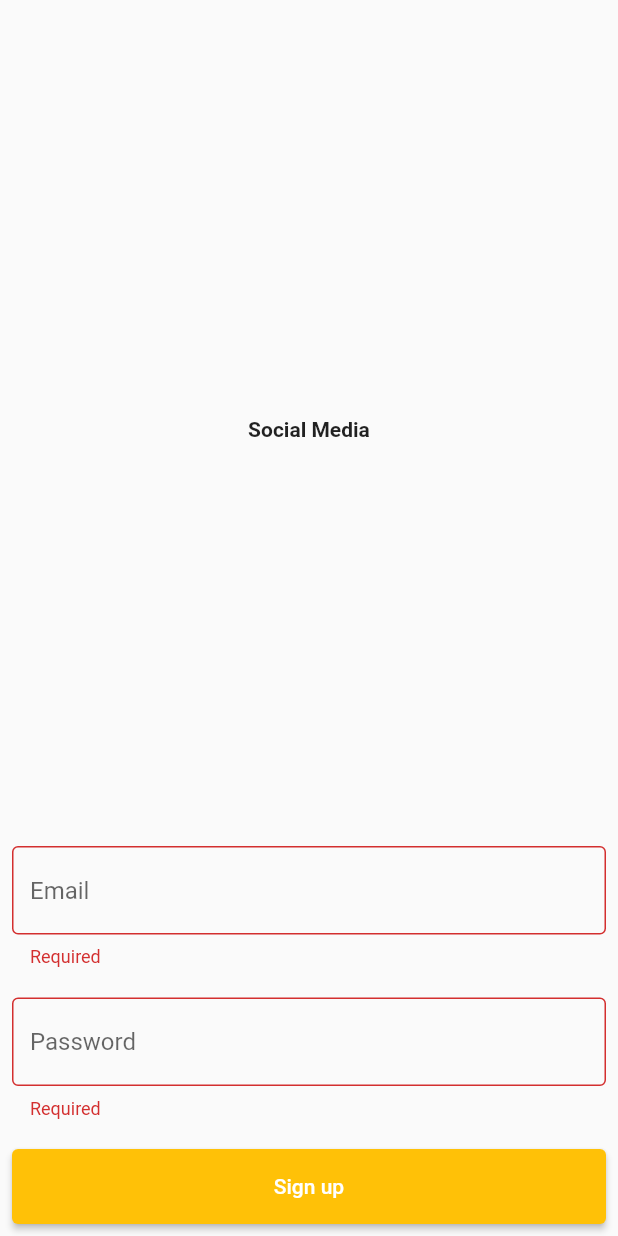
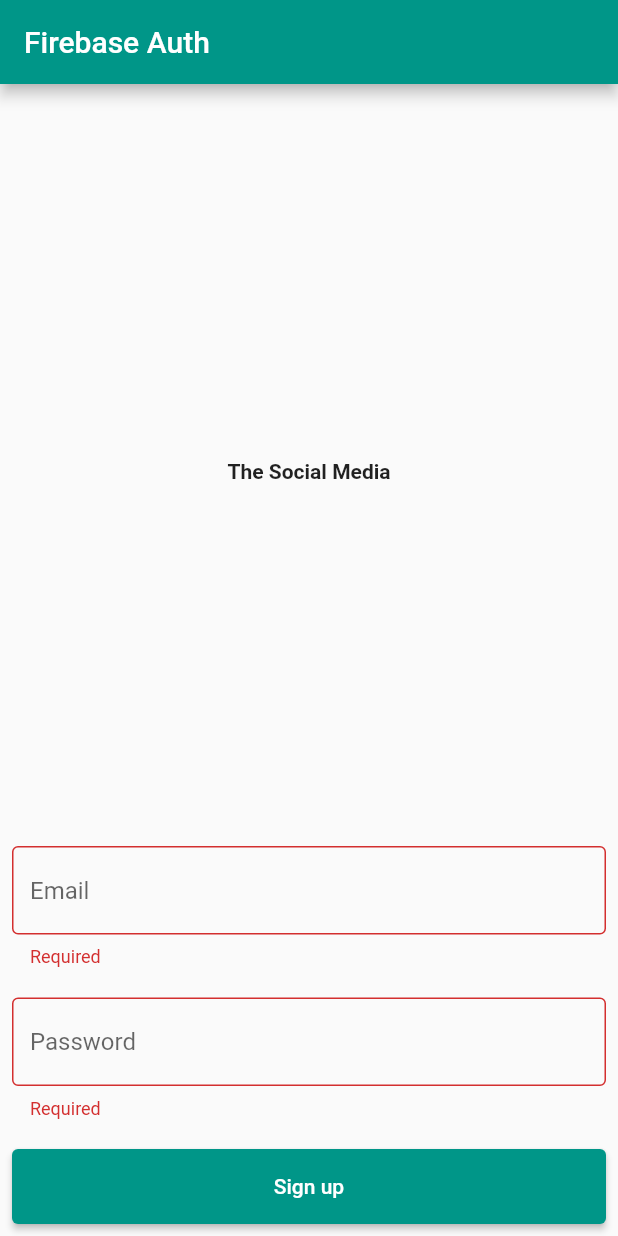
Before and after one commit to mjohanarif/fire_auth, a Flutter app: the screen it shows after launch, after a tap on "Sign up", on a phone screen of 412 x 824 dp. Run offline on Flutter 3.47's test engine with Material 2 defaults, Android fonts, the light colour scheme and no system bars; our stand-ins replace firebase_auth, firebase_core; accounts and stored records are empty.

Commit message:
chore: 🔧edit color

```diff
--- a/lib/main.dart
+++ b/lib/main.dart
@@ -8,36 +8,21 @@ Future<void> main() async {
   WidgetsFlutterBinding.ensureInitialized();
   if (!kIsWeb) {
     await Firebase.initializeApp();
-  } else {
-    await Firebase.initializeApp(
-      options: const FirebaseOptions(
-        apiKey: 'AIzaSyAP42iiGg0sZoE6dDuUgeXW0aHoAVWhNBg',
-        appId: 'fireauth-4865c.firebaseapp.com',
-        messagingSenderId: '355468251515',
-        projectId: 'fireauth-4865c',
-        authDomain: 'fireauth-4865c.firebaseapp.com',
-        storageBucket: 'fireauth-4865c.appspot.com',
-      ),
-    );
   }
   runApp(const MyApp());
 }
 
-class MyApp extends StatefulWidget {
+class MyApp extends StatelessWidget {
   const MyApp({Key? key}) : super(key: key);
 
-  @override
-  State<MyApp> createState() => _MyAppState();
-}
-
-class _MyAppState extends State<MyApp> {
   @override
   Widget build(BuildContext context) {
     return MaterialApp(
       title: 'Firebase Example App',
-      theme: ThemeData(primarySwatch: Colors.amber),
+      theme: ThemeData(primarySwatch: Colors.teal),
       home: SafeArea(
         child: Scaffold(
+          appBar: AppBar(title: const Text('Firebase Auth')),
           body: LayoutBuilder(
             builder: (context, constraines) {
               return Row(
--- a/lib/pages/login_page.dart
+++ b/lib/pages/login_page.dart
@@ -12,11 +12,8 @@ class _LoginPageState extends State<LoginPage> {
   final FirebaseAuth _auth = FirebaseAuth.instance;
   TextEditingController emailController = TextEditingController();
   TextEditingController passwordController = TextEditingController();
-  TextEditingController phoneController = TextEditingController();
-  TextEditingController nameController = TextEditingController();
   GlobalKey<FormState> formKey = GlobalKey<FormState>();
   String error = '';
-  String verificationId = '';
   bool isLoading = false;
 
   void setIsLoading() {
@@ -60,7 +57,7 @@ class _LoginPageState extends State<LoginPage> {
                 ),
                 const Spacer(),
                 const Text(
-                  'Social Media',
+                  'The Social Media',
                   style: TextStyle(fontWeight: FontWeight.bold),
                 ),
                 const Spacer(),
@@ -89,7 +86,7 @@ class _LoginPageState extends State<LoginPage> {
                   width: double.infinity,
                   height: 50,
                   child: ElevatedButton(
-                    onPressed: isLoading ? null : _emailAndPassword,
+                    onPressed: isLoading ? null : _signupemailAndPassword,
                     child: isLoading
                         ? const CircularProgressIndicator.adaptive()
                         : const Text(
@@ -106,7 +103,7 @@ class _LoginPageState extends State<LoginPage> {
     );
   }
 
-  Future<void> _emailAndPassword() async {
+  Future<void> _signupemailAndPassword() async {
     if (formKey.currentState?.validate() ?? false) {
       setIsLoading();
       try {
--- a/lib/pages/page.dart
+++ b/lib/pages/page.dart
@@ -1,2 +1,2 @@
+export 'login_page.dart';
 export 'home_page.dart';
-export 'login_page.dart';
```
